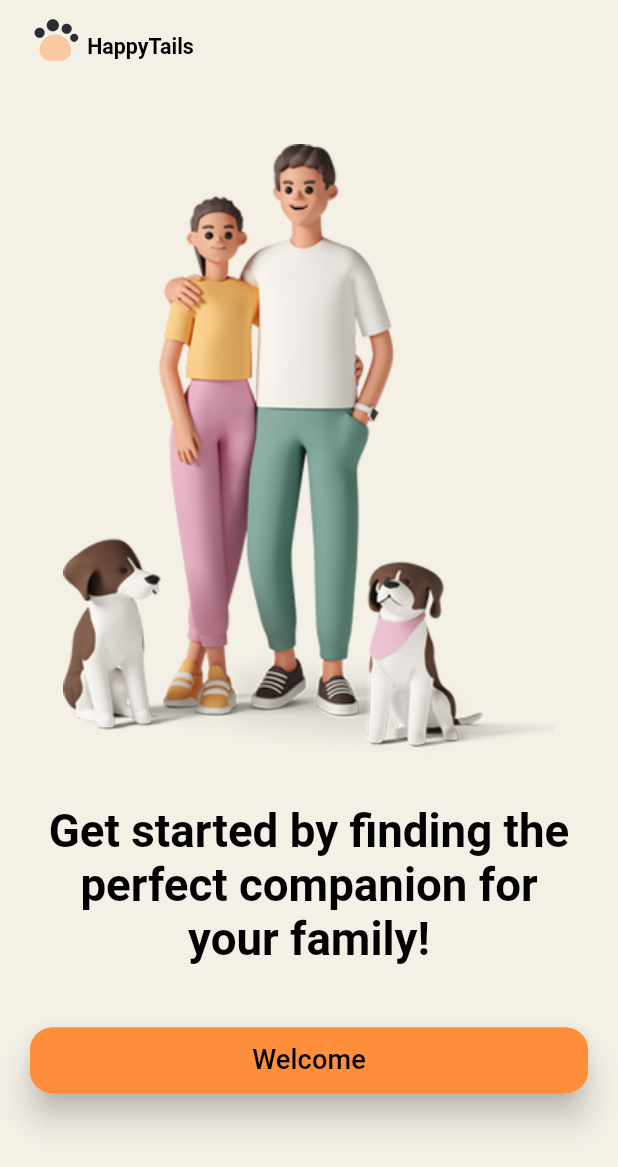
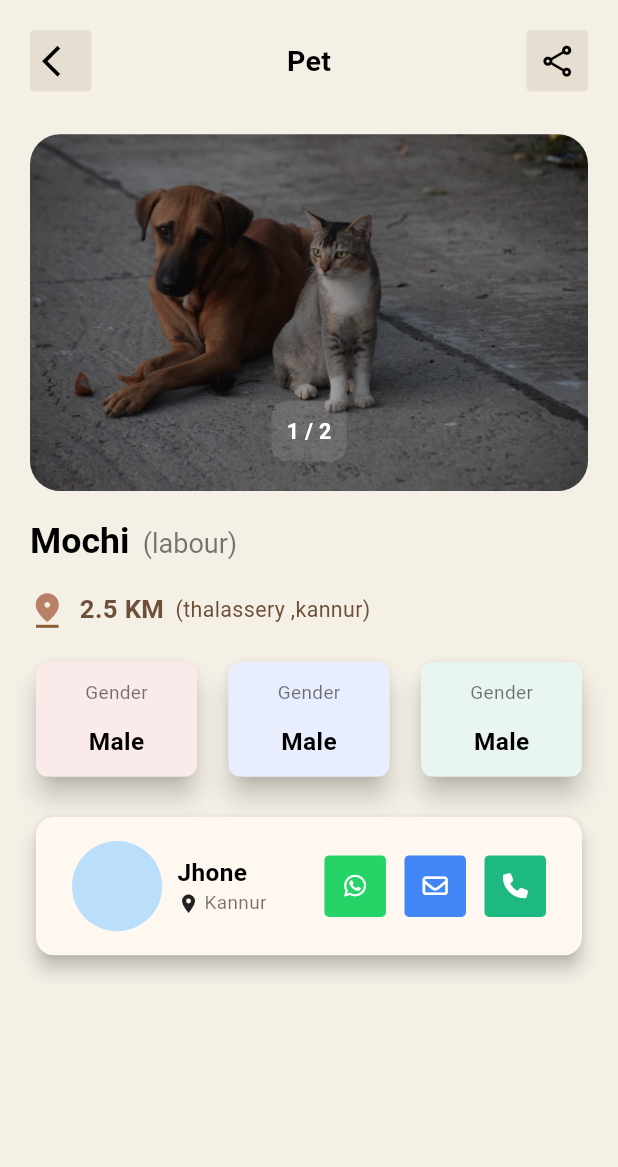
Before and after one commit to minhajmc/PetAdoption_App, a Flutter app: the screen it shows after launch, on a phone screen of 412 x 824 dp. Shown: the top 1167 px of the screen. Run offline on Flutter 3.47's test engine with Material 3 defaults, Android fonts, the phone set to English and light mode, and no system bars; drawn by our look-alikes of animated_text_kit, getwidget; our stand-ins replace cached_network_image, dio, flutter_screenutil, flutter_svg, font_awesome_flutter, image_picker and 3 more.

Commit message:
added new features in app

```diff
--- a/pet_adoption_app/lib/main.dart
+++ b/pet_adoption_app/lib/main.dart
@@ -6,7 +6,7 @@ import 'package:pet_adoption_app/viewmodels/auth_provider/register_provider.dart
 import 'package:pet_adoption_app/viewmodels/profile_provider/profileget_provider.dart';
 import 'package:pet_adoption_app/viewmodels/profile_provider/profileupdate_provider.dart';
 import 'package:pet_adoption_app/views/splashscreen/splashscreen.dart';
-import 'package:pet_adoption_app/views/ui/profile/editprofile.dart';
+import 'package:pet_adoption_app/views/ui/pet_details/pet_details_screen.dart';
 
 import 'package:provider/provider.dart';
 
@@ -36,7 +36,7 @@ class PetAdoptionApp extends StatelessWidget {
         child: MaterialApp(
         title: "Pet Adoption App",
         debugShowCheckedModeBanner: false,
-        home:Splashscreen(),
+        home:PetDetailsScreen(),
       ),);
       },
     );
--- a/pet_adoption_app/lib/services/cloudinary_service/cloudinary_service.dart
+++ b/pet_adoption_app/lib/services/cloudinary_service/cloudinary_service.dart
@@ -29,5 +29,6 @@ class CloudinaryService {
       log("error ocuured when uploading images to cloudinary $e");
       return null;
     }
+    return null;
   }
 }
--- a/pet_adoption_app/lib/views/ui/home/headersection.dart
+++ b/pet_adoption_app/lib/views/ui/home/headersection.dart
@@ -1,12 +1,7 @@
 import 'package:cached_network_image/cached_network_image.dart';
 import 'package:flutter/material.dart';
 import 'package:flutter_screenutil/flutter_screenutil.dart';
-import 'package:getwidget/colors/gf_color.dart';
-import 'package:getwidget/components/avatar/gf_avatar.dart';
-import 'package:getwidget/components/button/gf_icon_button.dart';
-import 'package:getwidget/components/list_tile/gf_list_tile.dart';
 import 'package:getwidget/getwidget.dart';
-import 'package:getwidget/types/gf_button_type.dart';
 import 'package:pet_adoption_app/models/profile_model/profile_model.dart';
 import 'package:pet_adoption_app/viewmodels/profile_provider/profileget_provider.dart';
 import 'package:pet_adoption_app/widgets/commonWidgets/textwidget.dart';
--- /dev/null
+++ b/pet_adoption_app/lib/views/ui/pet_details/pet_details_screen.dart
@@ -0,0 +1,185 @@
+import 'package:flutter/material.dart';
+import 'package:flutter_screenutil/flutter_screenutil.dart';
+import 'package:font_awesome_flutter/font_awesome_flutter.dart';
+import 'package:getwidget/getwidget.dart';
+import 'package:pet_adoption_app/views/ui/pet_details/pet_headersection.dart';
+import 'package:pet_adoption_app/widgets/commonWidgets/textwidget.dart';
+import 'package:pet_adoption_app/widgets/pet_details/info_tags.dart';
+import 'package:pet_adoption_app/widgets/pet_details/servicegficonbutton.dart';
+
+class PetDetailsScreen extends StatelessWidget {
+  const PetDetailsScreen({super.key});
+
+  @override
+  Widget build(BuildContext context) {
+    return Scaffold(
+      backgroundColor: const Color(0xFFF5F0E6),
+      body: Padding(
+        padding: const EdgeInsets.all(20),
+        child: ListView(
+          children: [
+            //pet headersection
+            const PetHeaderSection(),
+            //end headersection
+            SizedBox(
+              height: 30.h,
+            ),
+
+            //image part
+            GFImageOverlay(
+              height: 250.h,
+              borderRadius: BorderRadius.circular(20),
+              image: AssetImage(
+                  "assets/mainuislideimg/carouselimg/cat_dog_img4.jpg"),
+              width: 1.sw,
+              child: Padding(
+                padding: const EdgeInsets.all(20),
+                child: Align(
+                    alignment: Alignment.bottomCenter,
+                    child: Container(
+                        padding: EdgeInsets.all(10),
+                        decoration: BoxDecoration(
+                            color: Colors.white10,
+                            borderRadius: BorderRadius.circular(10)),
+                        child: TextWidget(
+                            words: "1 / 2",
+                            color: Colors.white,
+                            fontWeight: FontWeight.bold,
+                            fontSize: 15))),
+              ),
+            ),
+            //end image
+
+            SizedBox(
+              height: 20.h,
+            ),
+            RichText(
+                text: TextSpan(
+                    style: TextStyle(
+                        color: Colors.black,
+                        fontWeight: FontWeight.bold,
+                        fontSize: 25.spMin),
+                    children: [
+                  TextSpan(text: "Mochi"),
+                  TextSpan(
+                      text: "  (labour)",
+                      style: TextStyle(
+                          color: const Color.fromARGB(174, 58, 57, 57),
+                          fontWeight: FontWeight.normal,
+                          fontSize: 18))
+                ])),
+            SizedBox(
+              height: 20.h,
+            ),
+
+            Row(
+              children: [
+                Column(
+                  children: [
+                    Icon(
+                      Icons.location_on_rounded,
+                      size: 23.w,
+                      color: Color(0xFFB98068),
+                    ),
+                    Container(
+                      height: 2,
+                      width: 15.w,
+                      color: Color(0xFF8B5E3C),
+                    )
+                  ],
+                ),
+                SizedBox(
+                  width: 10.w,
+                ),
+                TextWidget(
+                    words: "2.5 KM",
+                    color: Color(0xFF6E4F3A),
+                    fontWeight: FontWeight.bold,
+                    fontSize: 18),
+                TextWidget(
+                    words: "  (thalassery ,kannur)",
+                    color: Color(0xFF6E4F3A),
+                    fontWeight: FontWeight.normal,
+                    fontSize: 15)
+              ],
+            ),
+
+            //location
+            SizedBox(
+              height: 20.h,
+            ),
+
+            //conatiner of showing male ,agw,size
+
+            Row(
+              mainAxisAlignment: MainAxisAlignment.spaceBetween,
+              children: [
+                const InfoTags(
+                    label: "Gender",
+                    value: "Male",
+                    backgroundColor: 0xFFFBEAEA),
+                const InfoTags(
+                    label: "Gender",
+                    value: "Male",
+                    backgroundColor: 0xFFE8EEFD),
+                const InfoTags(
+                    label: "Gender",
+                    value: "Male",
+                    backgroundColor: 0xFFE9F6EF),
+              ],
+            ),
+            // conatiner endng
+
+            SizedBox(
+              height: 20.h,
+            ),
+
+            //contact
+
+            Card(
+              color: Color(0xFFFFF8F0),
+              elevation: 5,
+              child: GFListTile(
+                avatar: GFAvatar(
+                  size: 40.w,
+                ),
+                title: TextWidget(
+                    words: "Jhone",
+                    color: Colors.black,
+                    fontWeight: FontWeight.bold,
+                    fontSize: 18.spMin),
+                subTitle: Row(
+                  children: [
+                    Icon(
+                      Icons.location_on,
+                      size: 15.w,
+                    ),
+                    SizedBox(
+                      width: 3.w,
+                    ),
+                    TextWidget(
+                        words: "Kannur",
+                        color: Colors.black54,
+                        fontWeight: FontWeight.normal,
+                        fontSize: 14.spMin),
+                  ],
+                ),
+                icon: Row(
+                  children: [
+                        ServiceGfIconButton(backgroundColor:0xFF25D366 , icon: FaIcon(FontAwesomeIcons.whatsapp)),
+                        SizedBox(width: 0.03.sw,),
+                        ServiceGfIconButton(backgroundColor:0xFF4285F4 , icon: FaIcon(FontAwesomeIcons.envelope)),
+                        SizedBox(width: 0.03.sw,),
+                        ServiceGfIconButton(backgroundColor: 0xFF1EB980, icon: FaIcon(FontAwesomeIcons.phone))
+                  ],
+                ),
+              ),
+            )
+
+            //contact end
+          ],
+        ),
+      ),
+    );
+  }
+}
--- /dev/null
+++ b/pet_adoption_app/lib/views/ui/pet_details/pet_headersection.dart
@@ -0,0 +1,43 @@
+import 'package:flutter/material.dart';
+import 'package:flutter_screenutil/flutter_screenutil.dart';
+import 'package:getwidget/components/button/gf_icon_button.dart';
+import 'package:pet_adoption_app/widgets/commonWidgets/textwidget.dart';
+
+class PetHeaderSection extends StatelessWidget {
+  const PetHeaderSection({super.key});
+
+  @override
+  Widget build(BuildContext context) {
+    return Row(
+      mainAxisAlignment: MainAxisAlignment.spaceBetween,
+      children: [
+        GFIconButton(
+            iconSize: 25.w,
+            icon: Icon(
+              Icons.arrow_back_ios,
+              color: Colors.black,
+            ),
+            color: const Color(0xFFE6DED0),
+            onPressed: () {
+              Navigator.pop(context);
+            }),
+        const TextWidget(
+            words: "Pet",
+            color: Colors.black,
+            fontWeight: FontWeight.bold,
+            fontSize: 20),
+        GFIconButton(
+          iconSize: 25.w,
+          onPressed: () {
+            //share logic
+          },
+          color: const Color(0xFFE6DED0),
+          icon: Icon(
+            Icons.share_outlined,
+            color: Colors.black,
+          ),
+        ),
+      ],
+    );
+  }
+}
--- a/pet_adoption_app/lib/widgets/commonWidgets/textwidget.dart
+++ b/pet_adoption_app/lib/widgets/commonWidgets/textwidget.dart
@@ -34,6 +34,7 @@ class TextWidget extends StatelessWidget {
        fontWeight:fontWeight,
        fontSize: fontSize.sp ,
 
+
       ),
 
     );
--- /dev/null
+++ b/pet_adoption_app/lib/widgets/pet_details/info_tags.dart
@@ -0,0 +1,47 @@
+import 'package:flutter/material.dart';
+import 'package:flutter_screenutil/flutter_screenutil.dart';
+import 'package:pet_adoption_app/widgets/commonWidgets/textwidget.dart';
+
+class InfoTags extends StatelessWidget {
+  final String label;
+  final String value;
+  final int backgroundColor;
+
+  const InfoTags(
+      {super.key,
+      required this.label,
+      required this.value,
+      required this.backgroundColor});
+
+  @override
+  Widget build(BuildContext context) {
+    return Card(elevation: 7,
+      child: IntrinsicWidth(
+        child: Container(
+          height: 80.h,
+          width: 107.w,
+          decoration: BoxDecoration(
+              borderRadius: BorderRadius.circular(
+                8.r,
+              ),
+              color:Color(backgroundColor)),
+          child: Column(
+            mainAxisAlignment: MainAxisAlignment.spaceEvenly,
+            children: [
+              TextWidget(
+                  words: label,
+                  color: Colors.black54,
+                  fontWeight: FontWeight.normal,
+                  fontSize: 14.spMin),
+              TextWidget(
+                  words: value,
+                  color: Colors.black,
+                  fontWeight: FontWeight.bold,
+                  fontSize: 18.spMin),
+            ],
+          ),
+        ),
+      ),
+    );
+  }
+}
--- /dev/null
+++ b/pet_adoption_app/lib/widgets/pet_details/servicegficonbutton.dart
@@ -0,0 +1,24 @@
+import 'package:flutter/material.dart';
+import 'package:flutter_screenutil/flutter_screenutil.dart';
+import 'package:getwidget/components/button/gf_icon_button.dart';
+
+class ServiceGfIconButton extends StatelessWidget {
+  final int backgroundColor;
+  final  Widget icon;
+  const ServiceGfIconButton({super.key,required this.backgroundColor,required this.icon});
+
+  @override
+  Widget build(BuildContext context) {
+    return GFIconButton(
+        iconSize:0.04.sw,
+        boxShadow: BoxShadow(
+            offset: Offset(
+              5,
+              5,
+            ),
+            color: const Color.fromARGB(204, 0, 0, 0)),
+        color:  Color(backgroundColor),
+        icon: icon,
+        onPressed: () {});
+  }
+}
--- a/pet_adoption_app/pubspec.yaml
+++ b/pet_adoption_app/pubspec.yaml
@@ -45,6 +45,7 @@ dependencies:
   intl_phone_field: ^3.2.0
   image_picker: ^1.1.2
   cached_network_image: ^3.4.1
+  font_awesome_flutter: ^10.8.0
 
 
 
```
Also changed, not shown: pet_adoption_app/pubspec.lock, 4 other files.
